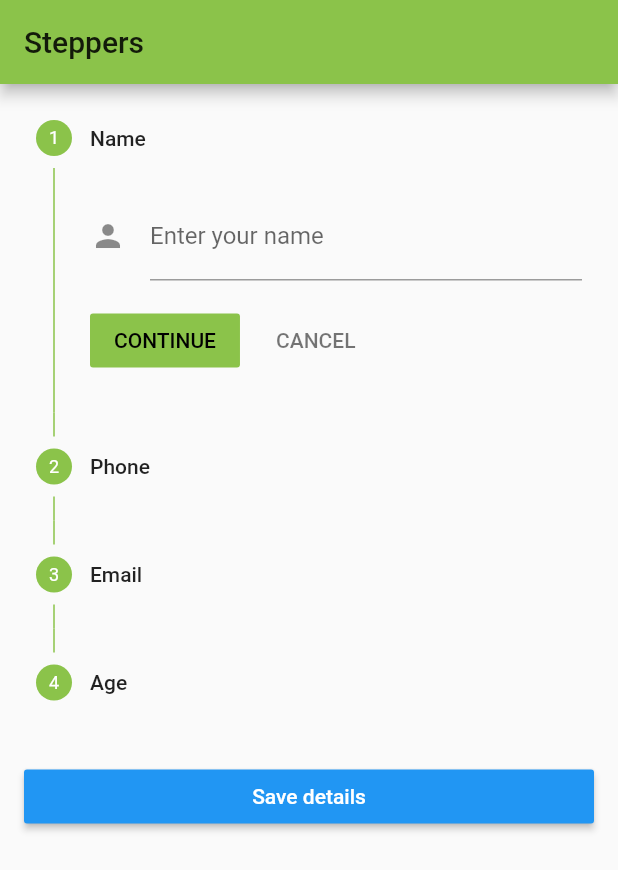
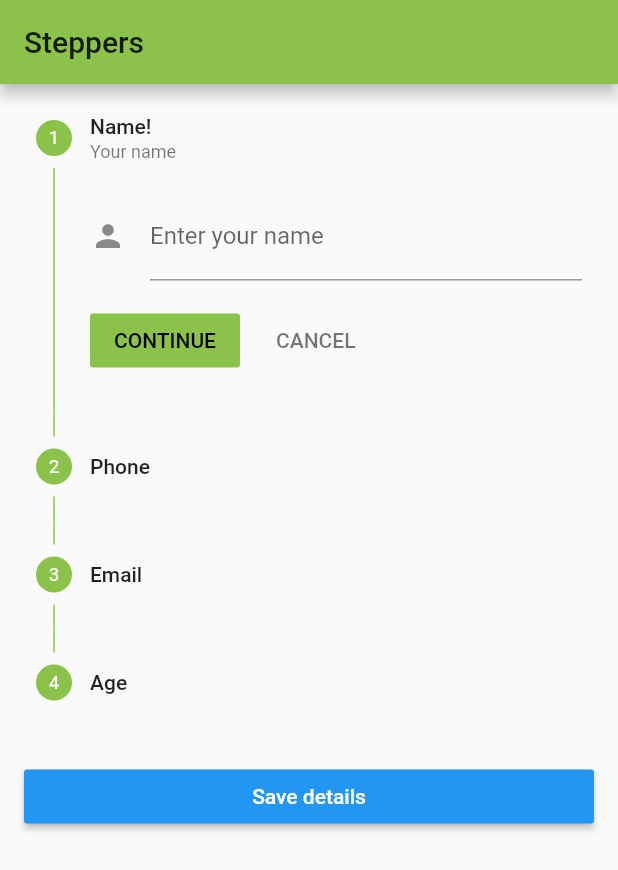
Before and after one commit to SushritPasupuleti/flutter-guided-forms, a Flutter app: the screen it shows after launch, on a phone screen of 412 x 824 dp. Shown: the top 870 px of the screen. Run offline on Flutter 3.47's test engine with Material 2 defaults, Android fonts, the phone set to English and light mode, and no system bars.

Commit message:
Update validated_form.dart

```diff
--- a/flutter_guided_forms/lib/screens/validated_form.dart
+++ b/flutter_guided_forms/lib/screens/validated_form.dart
@@ -65,8 +65,8 @@ class _StepperBodyState extends State<StepperBody> {
 
   List<Step> steps = [
     Step(
-        title: const Text('Name'),
-        //subtitle: const Text('Enter your name'),
+        title: const Text('Name!'),
+        subtitle: const Text('Your name'),
         isActive: true,
         //state: StepState.error,
         state: StepState.indexed,
```
